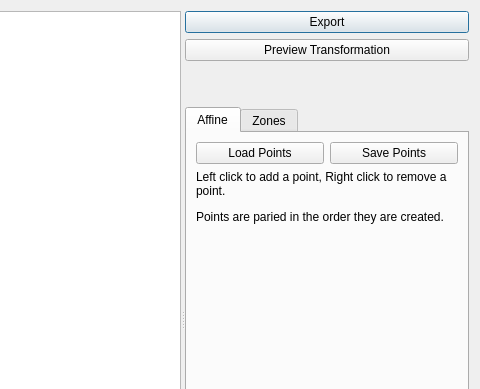
First picture: the form in remote_nav/interfaces/mapTransform.ui, repository OSUrobotics/Privacy-GUI, before the edit; both pictures show x 358 to 838 and y 0 to 389 of the 838 by 638 pixel window.
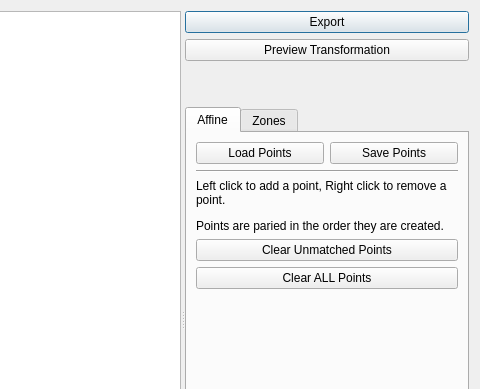
Second picture: the form after the edit. Custom widgets are drawn as their Qt base class.

Diff of the .ui file:
```diff
--- a/remote_nav/interfaces/mapTransform.ui
+++ b/remote_nav/interfaces/mapTransform.ui
@@ -92,6 +92,13 @@
              </item>
             </layout>
            </item>
+           <item>
+            <widget class="Line" name="line">
+             <property name="orientation">
+              <enum>Qt::Horizontal</enum>
+             </property>
+            </widget>
+           </item>
            <item>
             <widget class="QLabel" name="label_6">
              <property name="text">
@@ -102,6 +109,26 @@
              </property>
             </widget>
            </item>
+           <item>
+            <widget class="QPushButton" name="clearUnmatched_btn">
+             <property name="toolTip">
+              <string>Removes points that are not paired on both maps</string>
+             </property>
+             <property name="text">
+              <string>Clear Unmatched Points</string>
+             </property>
+            </widget>
+           </item>
+           <item>
+            <widget class="QPushButton" name="clearAll_btn">
+             <property name="toolTip">
+              <string>&lt;html&gt;&lt;head/&gt;&lt;body&gt;&lt;p&gt;Removes&lt;span style=&quot; font-size:12pt; font-weight:600;&quot;&gt; all points&lt;/span&gt; from both maps&lt;/p&gt;&lt;/body&gt;&lt;/html&gt;</string>
+             </property>
+             <property name="text">
+              <string>Clear ALL Points</string>
+             </property>
+            </widget>
+           </item>
            <item>
             <spacer name="verticalSpacer_2">
              <property name="orientation">
```
Left out of the diff: 6 changed lines with no effect on the pictures.
